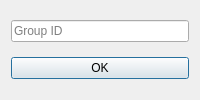
Qt form FaceRecognition/addgroupdialog.ui (Wangkun0903/hi) before a commit.
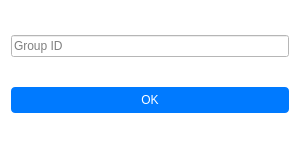
The same form after that commit.

```diff
--- a/FaceRecognition/addgroupdialog.ui
+++ b/FaceRecognition/addgroupdialog.ui
@@ -6,10 +6,16 @@
    <rect>
     <x>0</x>
     <y>0</y>
-    <width>200</width>
-    <height>100</height>
+    <width>300</width>
+    <height>150</height>
    </rect>
   </property>
+  <property name="windowTitle">
+   <string>Add Group</string>
+  </property>
+  <property name="styleSheet">
+   <string>background:white;</string>
+  </property>
   <layout class="QVBoxLayout" name="verticalLayout">
    <item>
     <widget class="QLineEdit" name="groupIdEdit">
@@ -23,6 +29,9 @@
      <property name="text">
       <string>OK</string>
      </property>
+     <property name="styleSheet">
+      <string>background-color:#007AFF;color:white;padding:6px 12px;border-radius:4px;</string>
+     </property>
     </widget>
    </item>
   </layout>
```
